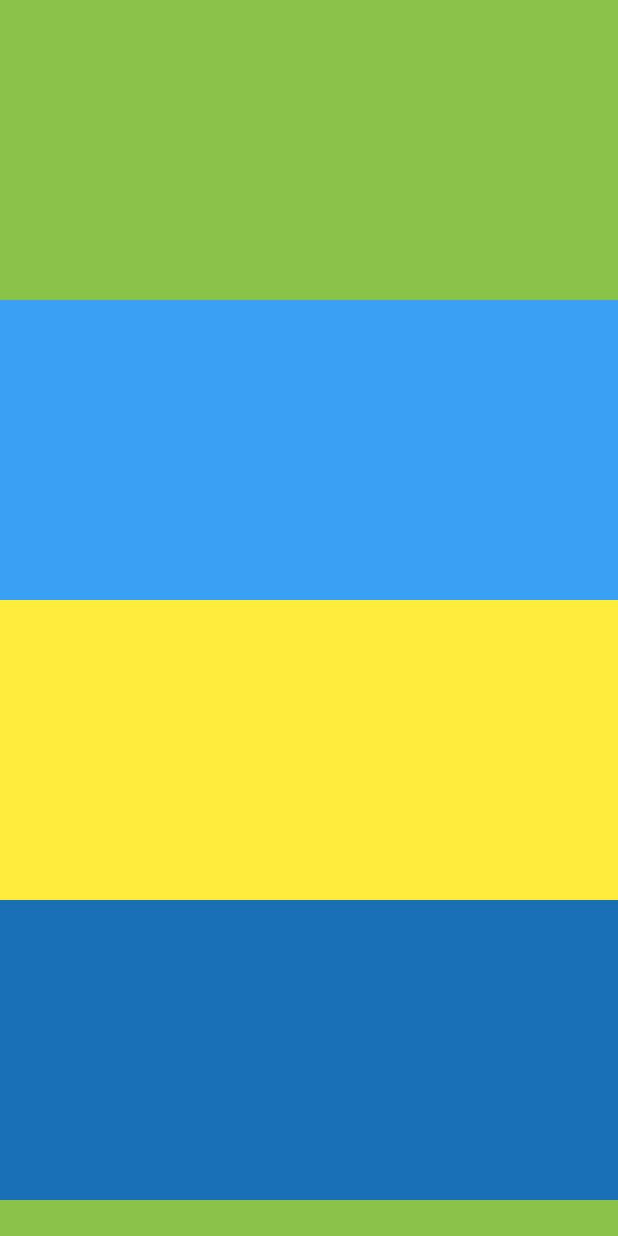
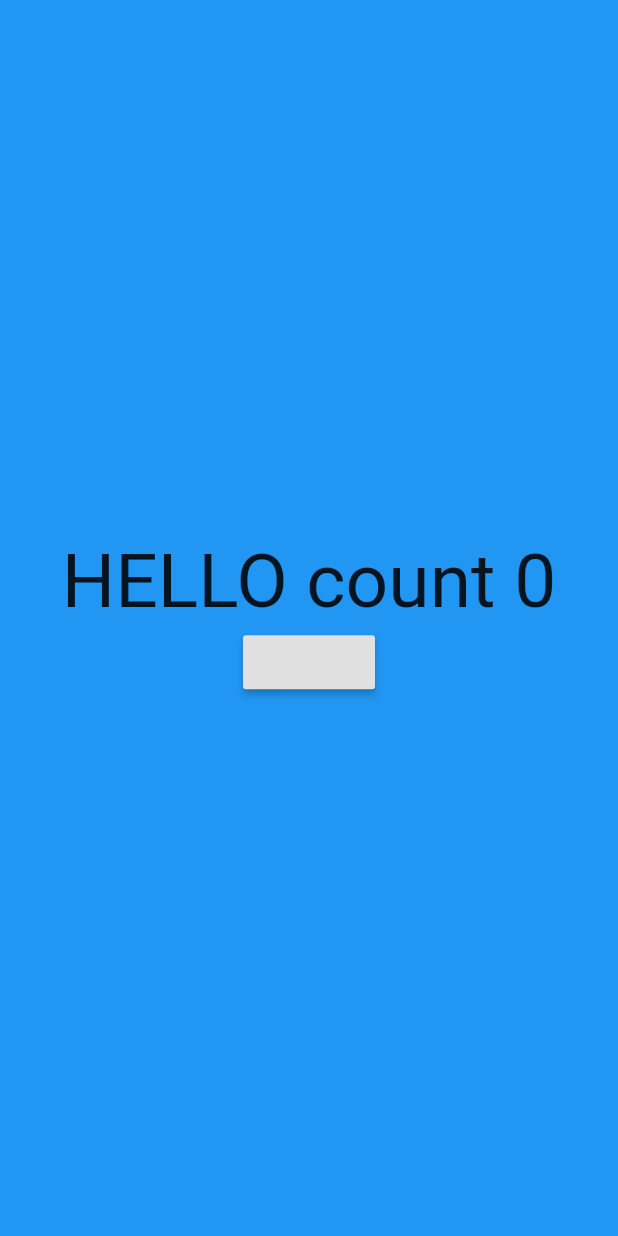
Before and after one commit to kawin033/day2-software, a Flutter app: the screen it shows after launch, on a phone screen of 412 x 824 dp. Run offline on Flutter 3.47's test engine with Material 2 defaults, Android fonts, the phone set to English and light mode, and no system bars.

Commit message:
Rise Button

```diff
--- a/lib/main.dart
+++ b/lib/main.dart
@@ -12,7 +12,7 @@ class MyApp extends StatelessWidget {
         body: Container(
 
           color: Colors.blue,
-          child: Testwidget(),
+          child: TestStateful(),
           height: 1000.0,
           width: 1000.0,
         )
@@ -109,7 +109,7 @@ class Testwidget extends StatelessWidget {
     );
   }
 } */
-class Testwidget extends StatelessWidget {
+/* class Testwidget extends StatelessWidget {
   @override
   Widget build(BuildContext context) {
     return ListView(
@@ -138,4 +138,122 @@ class Testwidget extends StatelessWidget {
       ],
     );
   }
+} */
+/* class Testwidget extends StatelessWidget {
+  @override
+  Widget build(BuildContext context) {
+    return GridView.count(
+      crossAxisCount: 3,
+       children: [
+        Container(
+        height: 200,
+        color: Colors.lightGreen,
+      ),
+      Container(
+        height: 200,
+        color: Colors.white10,
+      ),
+      Container(
+        height: 200,
+        color: Colors.yellow,
+      ),
+      Container(
+        height: 200,
+        color: Colors.black26,
+      ),
+      Container(
+        height: 200,
+        color: Colors.lightGreen,
+      ),
+      Container(
+        height: 200,
+        color: Colors.lightGreen,
+      ),
+      Container(
+        height: 200,
+        color: Colors.white10,
+      ),
+      Container(
+        height: 200,
+        color: Colors.yellow,
+      ),
+      Container(
+        height: 200,
+        color: Colors.black26,
+      ),
+      Container(
+        height: 200,
+        color: Colors.lightGreen,
+      ),
+      Container(
+        height: 200,
+        color: Colors.lightGreen,
+      ),
+      Container(
+        height: 200,
+        color: Colors.white10,
+      ),
+      Container(
+        height: 200,
+        color: Colors.yellow,
+      ),
+      Container(
+        height: 200,
+        color: Colors.black26,
+      ),
+      Container(
+        height: 200,
+        color: Colors.lightGreen,
+      ),
+      Container(
+        height: 200,
+        color: Colors.lightGreen,
+      ),
+      Container(
+        height: 200,
+        color: Colors.white10,
+      ),
+      Container(
+        height: 200,
+        color: Colors.yellow,
+      ),
+      Container(
+        height: 200,
+        color: Colors.black26,
+      ),
+      Container(
+        height: 200,
+        color: Colors.lightGreen,
+      ),
+
+      ],
+    );
+  }
+} */
+class TestStateful extends StatefulWidget {
+  @override
+  _State createState() => _State();
 }
+
+class _State extends State<TestStateful> {
+  int count=0;
+  @override
+  Widget build(BuildContext context) {
+    return Column(
+      mainAxisAlignment: MainAxisAlignment.center,
+      children: [
+        Text(
+          "HELLO count $count",
+          style:TextStyle(
+            fontSize: 50
+          ),
+        ),
+        RaisedButton(
+          onPressed: (){
+
+          }
+        ),
+      ],
+    );
+  }
+}
```
